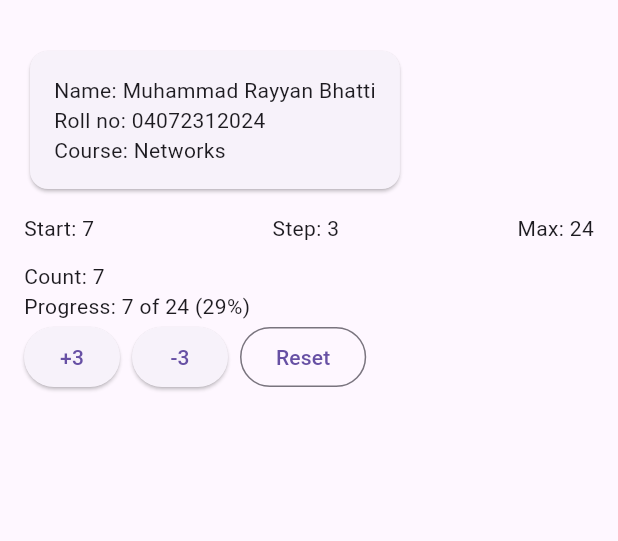
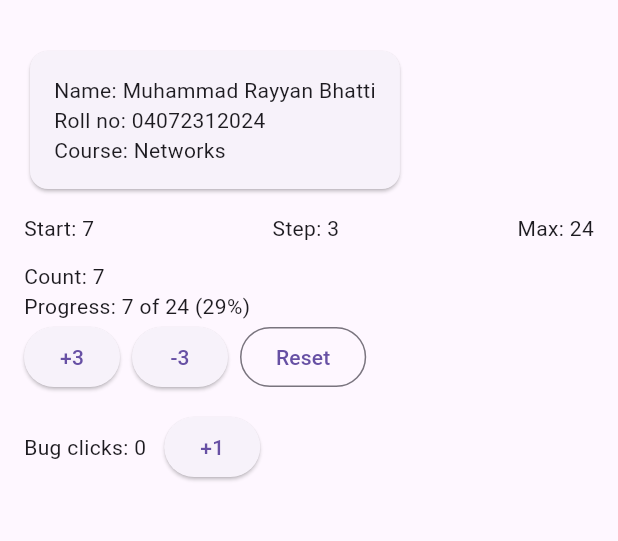
Before and after one commit to Calipha-Rayyan/Mobile-Application-Development, a Flutter app: the screen it shows after launch, on a phone screen of 412 x 824 dp, the part 63-604 px from its top. Run offline on Flutter 3.47's test engine with Material 3 defaults, Android fonts, the phone set to English and light mode, and no system bars.

Commit message:
Flutter lab: step 7

```diff
--- a/flutter_lab/lib/main.dart
+++ b/flutter_lab/lib/main.dart
@@ -84,6 +84,8 @@ class HomePage extends StatelessWidget {
 
       const SizedBox(height: 12),
       const Tally(),
+      const SizedBox(height: 12),
+      const BuggyCounter(),
     ],
   ),
 ),
@@ -250,6 +252,8 @@ class BuggyCounter extends StatefulWidget {
 class _BuggyCounterState extends State<BuggyCounter> {
   int _clicks = 0;
 
+// Before the fix, after 3 taps, _clicks was 3,
+// but the screen still displayed 0.
   @override
   Widget build(BuildContext context) {
     return Row(
@@ -259,7 +263,9 @@ class _BuggyCounterState extends State<BuggyCounter> {
         ElevatedButton(
           key: const Key('bug-button'),
           onPressed: () {
-            _clicks += bugStep;
+            setState(() {
+              _clicks += bugStep;
+            });
           },
           child: Text('+$bugStep'),
         ),
```
